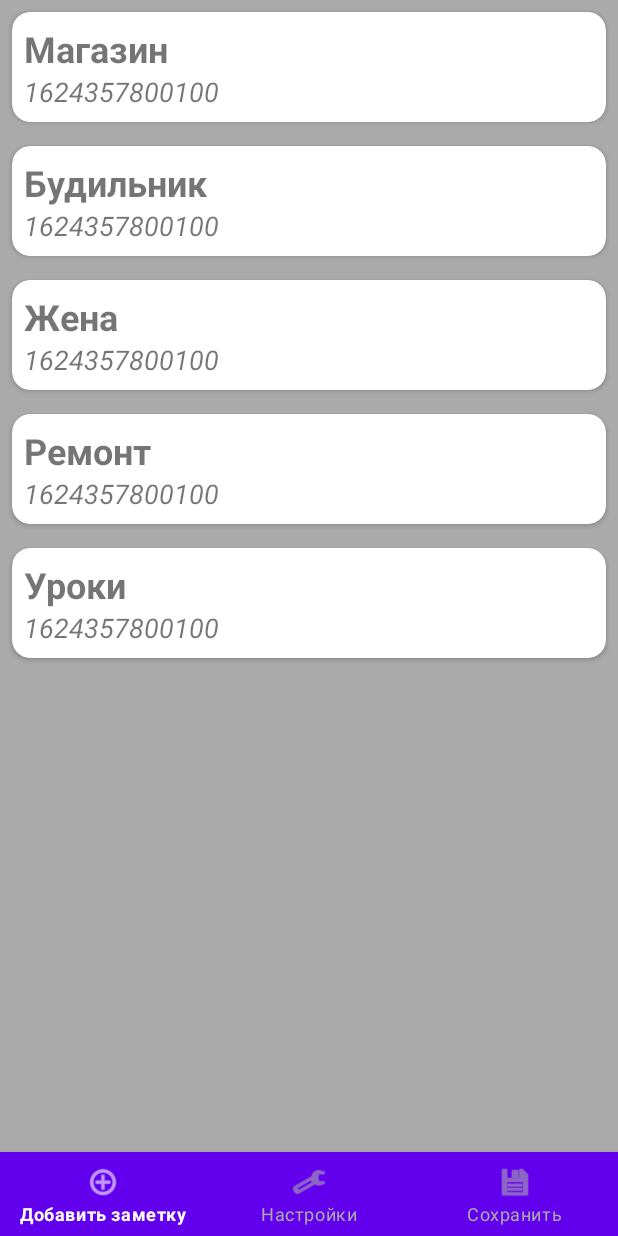
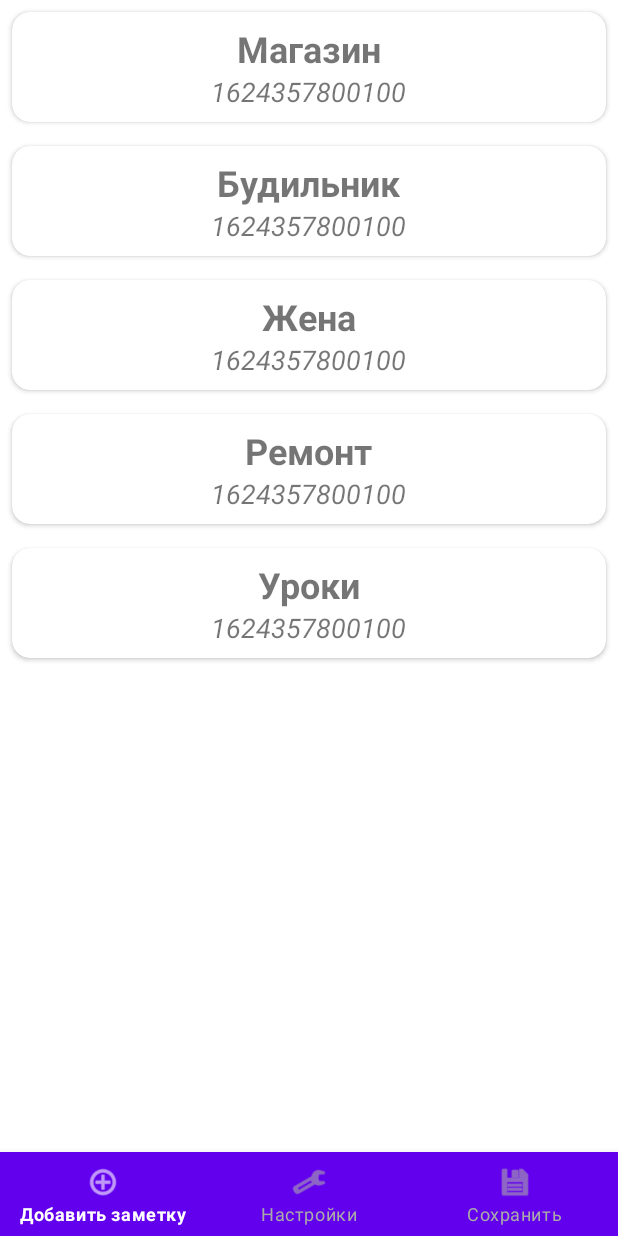
Before and after one commit to pfrost982/Notepad, an Android app: the screen it shows after launch (MainActivity), on a phone screen of 412 x 824 dp. Run offline under Robolectric (Android 15) with nearby library versions, the phone set to English and light mode, and no system bars.

Commit message:
Всплывающее меню работает

```diff
--- a/app/src/main/java/ru/gb/notepad/NoteViewHolder.java
+++ b/app/src/main/java/ru/gb/notepad/NoteViewHolder.java
@@ -22,7 +22,7 @@ public class NoteViewHolder extends RecyclerView.ViewHolder {
         dateTextView = itemView.findViewById(R.id.date_text_view);
         cardView.setOnClickListener(v -> {
             if (clickListener != null) {
-                clickListener.onItemClick(notice);
+                clickListener.onItemClick(notice, cardView);
             }
         });
     }
--- a/app/src/main/java/ru/gb/notepad/NotesAdapter.java
+++ b/app/src/main/java/ru/gb/notepad/NotesAdapter.java
@@ -3,6 +3,7 @@ package ru.gb.notepad;
 import android.view.ViewGroup;
 
 import androidx.annotation.NonNull;
+import androidx.cardview.widget.CardView;
 import androidx.recyclerview.widget.RecyclerView;
 
 import java.util.ArrayList;
@@ -13,7 +14,7 @@ public class NotesAdapter extends RecyclerView.Adapter<NoteViewHolder> {
     private OnItemClickListener onItemClickListener;
 
     interface OnItemClickListener {
-        void onItemClick(Notice note);
+        void onItemClick(Notice note, CardView cardView);
     }
 
     public void setOnItemClickListener(OnItemClickListener onItemClickListener) {
--- a/app/src/main/res/layout/fragment_notice_list.xml
+++ b/app/src/main/res/layout/fragment_notice_list.xml
@@ -3,7 +3,7 @@
     xmlns:app="http://schemas.android.com/apk/res-auto"
     android:layout_width="match_parent"
     android:layout_height="match_parent"
-    android:background="@color/bottom_navigation_item_background_colors">
+    android:background="@color/white">
 
     <androidx.recyclerview.widget.RecyclerView
         android:id="@+id/recycler_view"
--- a/app/src/main/res/layout/item_note.xml
+++ b/app/src/main/res/layout/item_note.xml
@@ -12,6 +12,7 @@
     <LinearLayout
         android:layout_width="match_parent"
         android:layout_height="wrap_content"
+        android:gravity="center"
         android:orientation="vertical">
 
         <TextView
```
Also changed, not shown: app/src/main/java/ru/gb/notepad/NoticeListFragment.java (+22 -1 lines).
